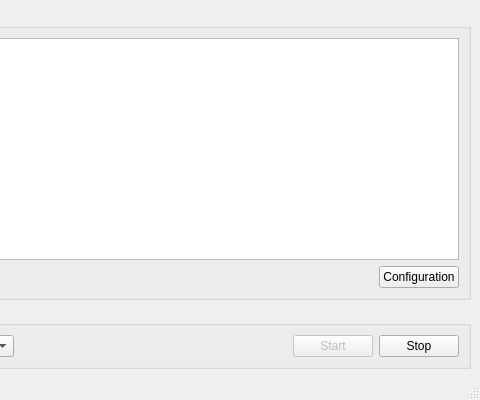
marcriera/ddgo-converter, file ddgo-converter/gui/main_ui.ui: the form before one commit; both pictures show x 320 to 800 and y 0 to 400 of the 800 by 400 pixel window.
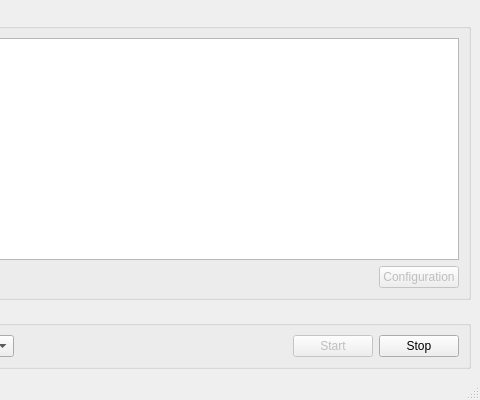
The form after the commit.

Diff of the .ui file:
```diff
--- a/ddgo-converter/gui/main_ui.ui
+++ b/ddgo-converter/gui/main_ui.ui
@@ -93,6 +93,9 @@
            </item>
            <item>
             <widget class="QPushButton" name="pushButton_physicalControllerConfig">
+             <property name="enabled">
+              <bool>false</bool>
+             </property>
              <property name="text">
               <string>Configuration</string>
              </property>
```
